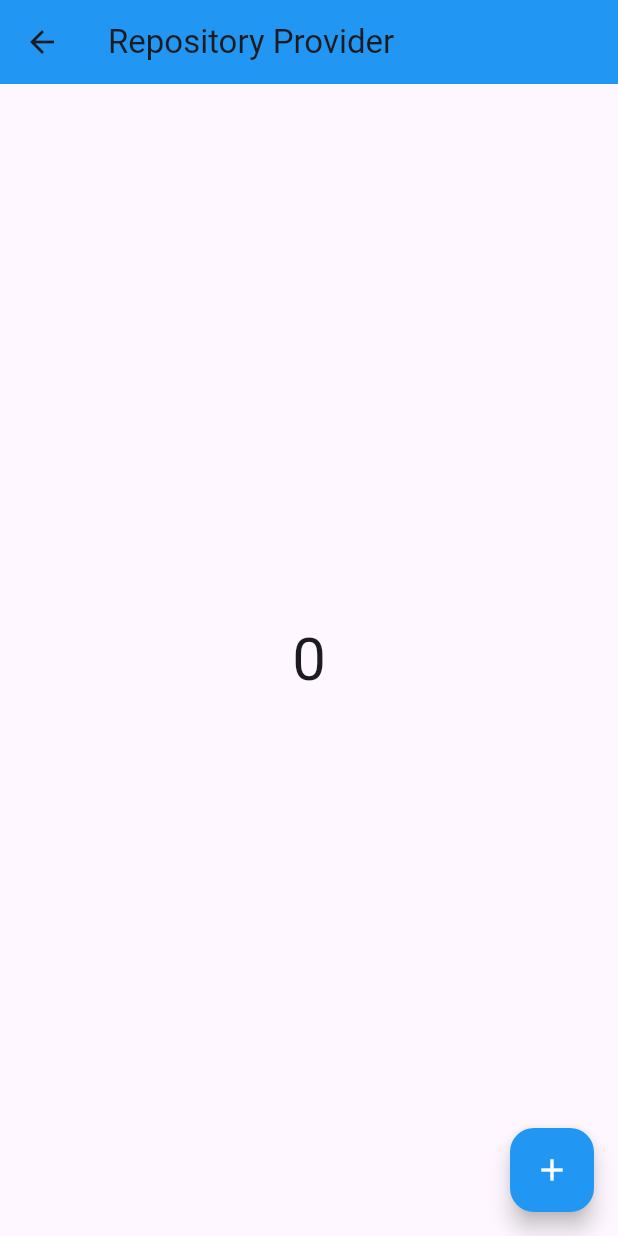
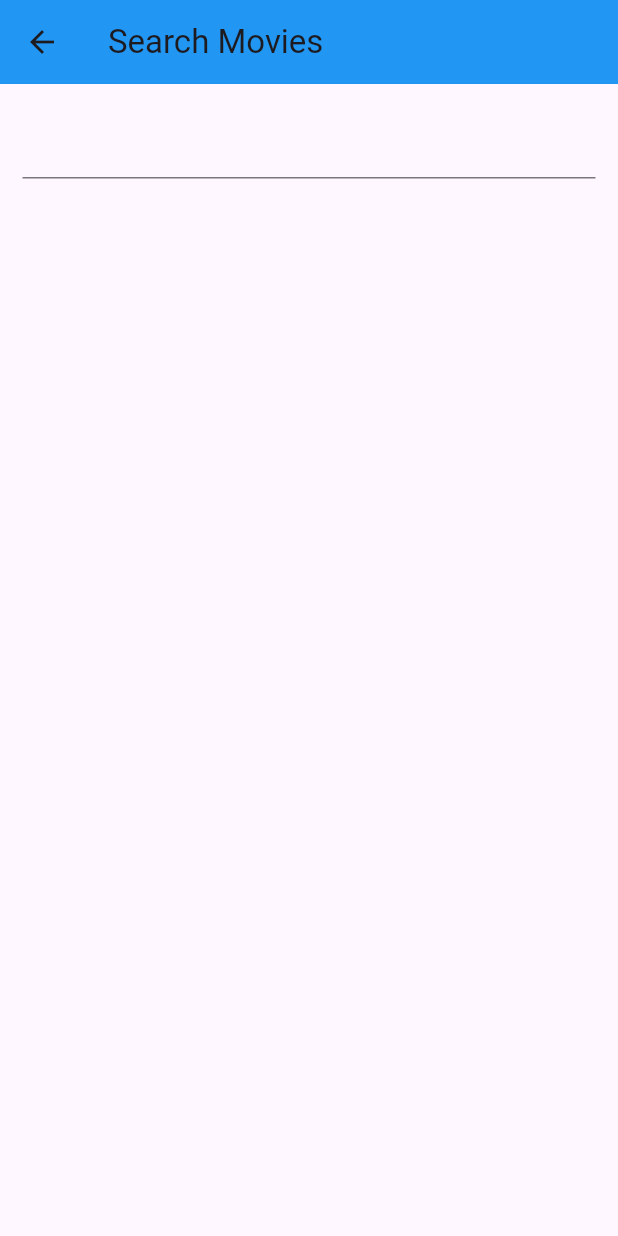
Before and after one commit to ToshevaDurdona1349/Bloc, a Flutter app: the screen it shows after launch, after a tap on "Bloc and Cubit", on a phone screen of 412 x 824 dp. Run offline on Flutter 3.47's test engine with Material 3 defaults, Android fonts, the phone set to English and light mode, and no system bars; our stand-ins replace bloc, bloc_concurrency, equatable, flutter_bloc, logger, rxdart.

Commit message:
Bloc and Cubit ,Concurrency Bloc

```diff
--- /dev/null
+++ b/lib/bloc/bloc_cubit.dart
@@ -0,0 +1,20 @@
+import 'package:bloc/bloc.dart';
+import '../repository/movie_repository.dart';
+import '../service/log_service.dart';
+
+class MovieCubit extends Cubit<List<String>> {
+  MovieRepository movieRepository;
+
+  MovieCubit(this.movieRepository) : super([]);
+
+  void search(String keyword) async {
+    var result = await movieRepository.search(keyword);
+    emit(result);
+  }
+
+  @override
+  void onChange(Change<List<String>> change) {
+    super.onChange(change);
+    LogService.i(change.toString());
+  }
+}
--- /dev/null
+++ b/lib/bloc/movie_bloc.dart
@@ -0,0 +1,42 @@
+import 'package:bloc/bloc.dart';
+import 'package:equatable/equatable.dart';
+import 'package:ngdemo23/service/log_service.dart';
+import 'package:rxdart/rxdart.dart';
+import '../repository/movie_repository.dart';
+
+
+class MovieBloc extends Bloc<SearchMovieEvent, List<String>> {
+  final MovieRepository _movieRepository;
+
+  MovieBloc(this._movieRepository) : super([]) {
+    on<SearchMovieEvent>((event, emit) async {
+      var result = await _movieRepository.search(event.keyword);
+      emit(result);
+    },
+    transformer:(events,mapper)=>events.debounceTime(const Duration(milliseconds: 1000)).flatMap(mapper),
+    );
+  }
+  @override
+  void onChange(Change<List<String>> change) {
+    // TODO: implement onChange
+    super.onChange(change);
+    LogService.i(change.toString());
+  }
+
+  @override
+  void onTransition(Transition<SearchMovieEvent, List<String>> transition) {
+    // TODO: implement onTransition
+    super.onTransition(transition);
+    LogService.i(transition.toString());
+  }
+
+}
+
+class SearchMovieEvent extends Equatable {
+  String keyword;
+
+  SearchMovieEvent(this.keyword);
+
+  @override
+  List<Object?> get props => [];
+}
--- a/lib/pages/home_page.dart
+++ b/lib/pages/home_page.dart
@@ -8,6 +8,8 @@ import 'lesson3/multi_repository_page.dart';
 import 'lesson3/single_repository_page.dart';
 import 'lesson4/bloc_selector_page.dart';
 import 'lesson5/bloc_lisener_page.dart';
+import 'lesson7/movie_page.dart';
+import 'lesson8/currency_page.dart';
 
 class HomePage extends StatefulWidget {
   const HomePage({super.key});
@@ -160,7 +162,7 @@ class _HomePageState extends State<HomePage> {
                   textColor: Colors.white,
                   onPressed: (){
                     Navigator.push(context,MaterialPageRoute(
-                      builder:(_)=>SingleRepositoryPage(),
+                      builder:(_)=>MoviePage(),
                     ),);
                   },
                 ),
@@ -175,7 +177,7 @@ class _HomePageState extends State<HomePage> {
                   textColor: Colors.white,
                   onPressed: (){
                     Navigator.push(context,MaterialPageRoute(
-                      builder:(_)=>SingleRepositoryPage(),
+                      builder:(_)=>ConcurrencyPage(),
                     ),);
                   },
                 ),
--- /dev/null
+++ b/lib/pages/lesson7/movie_page.dart
@@ -0,0 +1,109 @@
+import 'package:flutter/material.dart';
+import 'package:flutter_bloc/flutter_bloc.dart';
+import 'package:ngdemo23/repository/movie_repository.dart';
+import '../../bloc/bloc_cubit.dart';
+import '../../bloc/movie_bloc.dart';
+import '../../service/log_service.dart';
+
+class MoviePage extends StatefulWidget {
+  const MoviePage({super.key});
+
+  @override
+  State<MoviePage> createState() => _MoviePageState();
+}
+
+class _MoviePageState extends State<MoviePage> {
+  @override
+  Widget build(BuildContext context) {
+    return RepositoryProvider(
+      create: (context) => MovieRepository(),
+      child: BlocProvider(
+        //create: (context) => MovieBloc(context.read<MovieRepository>()),
+        create: (context) => MovieCubit(context.read<MovieRepository>()),
+        child: SampleCubitPage(),
+      ),
+    );
+  }
+}
+
+class SampleCubitPage extends StatelessWidget {
+  @override
+  Widget build(BuildContext context) {
+    return Scaffold(
+      appBar: AppBar(
+        backgroundColor: Colors.blue,
+        title: const Text("Search Movies"),
+      ),
+      body: Container(
+        padding: const EdgeInsets.all(15),
+        child: Column(
+          children: [
+            TextField(
+              onChanged: (value) {
+                LogService.i(value);
+                context.read<MovieCubit>().search(value);
+              },
+            ),
+            Expanded(
+              child: BlocBuilder<MovieCubit, List<String>>(
+                builder: (context, state) {
+                  return ListView.separated(
+                    itemBuilder: (context, index) => Padding(
+                      padding: const EdgeInsets.all(10),
+                      child: Text(state[index]),
+                    ),
+                    separatorBuilder: (context, index) => const Divider(
+                      color: Colors.grey,
+                    ),
+                    itemCount: state.length,
+                  );
+                },
+              ),
+            ),
+          ],
+        ),
+      ),
+    );
+  }
+}
+
+class SampleBlocPage extends StatelessWidget {
+  @override
+  Widget build(BuildContext context) {
+    return Scaffold(
+      appBar: AppBar(
+        backgroundColor: Colors.blue,
+        title: const Text("Search Movies"),
+      ),
+      body: Container(
+        padding: const EdgeInsets.all(15),
+        child: Column(
+          children: [
+            TextField(
+              onChanged: (value) {
+                LogService.i(value);
+                context.read<MovieBloc>().add(SearchMovieEvent(value));
+              },
+            ),
+            Expanded(
+              child: BlocBuilder<MovieBloc, List<String>>(
+                builder: (context, state) {
+                  return ListView.separated(
+                    itemBuilder: (context, index) => Padding(
+                      padding: const EdgeInsets.all(10),
+                      child: Text(state[index]),
+                    ),
+                    separatorBuilder: (context, index) => const Divider(
+                      color: Colors.grey,
+                    ),
+                    itemCount: state.length,
+                  );
+                },
+              ),
+            ),
+          ],
+        ),
+      ),
+    );
+  }
+}
--- /dev/null
+++ b/lib/repository/movie_repository.dart
@@ -0,0 +1,184 @@
+class MovieRepository{
+  Future<List<String>>search(String keyword)async{
+    await Future.delayed(Duration(milliseconds: 1000));
+    return searchPreview.where((movie)=>movie.contains(keyword)).toList();
+  }
+  List<String> searchPreview = const [
+  'Man with breasts',
+  'scissors',
+  'To fall',
+  'In the autumn rain umbrella',
+  'The most ordinary love',
+  'Birth of a Family',
+  'lump sugar',
+  'Ganginam',
+  'Treacherous',
+  'Spy',
+  'Spy Lee Cheol-jin',
+  'cold',
+  'Watchers',
+  'Gangnam 1970',
+  'Wife by the River',
+  'power of Gangwondo',
+  'Steel Team: The Iron Bag of National Salvation',
+  'Steel Rain',
+  'Comedian',
+  'War of the Dogs',
+  'The perfect way to steal a dog',
+  'Holy Genealogy',
+  'Turtle Runs',
+  'Into the mirror',
+  'lie',
+  'The Secret of the Architectural Infinite Hexahedron',
+  'Architecture 101',
+  'Walking King',
+  'Girlfriends',
+  'The prosecutors side story',
+  'Black Priests',
+  'Black House',
+  'Laws of the Game',
+  'Winter Woman',
+  'Decisive one shot',
+  'Marriage is crazy',
+  'Marriage Eve',
+  'boundary',
+  'Gyeongseong School: Disappeared Girls',
+  'Go Go 70',
+  'High School Yagae',
+  'Whale Hunting',
+  'Fly Heo Dong-gu',
+  'I am lady number 77',
+  'I am a cat',
+  'I am the king',
+  'Do not forget me',
+  'Butterfly (2001)',
+  'Butterfly (2003)',
+  'My Dictator',
+  'My Love, My Bride (1990)',
+  'My Love, My Bride (2014)',
+  'My Best Villains',
+  'My PS Partner',
+  'Bad Guy',
+  'Bad Boys: The Movie',
+  'Bad guys die (Korea-China collaboration)',
+  'Bad movie',
+  'Bad blood',
+  'Natalie',
+  'Naratmalssami',
+  'Does the Nakdong River flow?',
+  'Man and Woman',
+  'Antarctic Diary',
+  'Brother and Sisters Summer Night',
+  'Confederate Army',
+  'Namyeong-dong 1985',
+  'The King',
+  'The Terror Live',
+  'The Phone',
+  'Princess Deokhye',
+  'Crucible',
+  'Dorihwaga',
+  'Chopping block Ahn Jung-geun',
+  'Thieves',
+  'Do-re-mi-fa-sol-assi-do',
+  'lizard',
+  'Doheeya',
+  'Singular war',
+  'money',
+  'Take the money and run away',
+  'Dont Cry Mommy',
+  'Take the money and run away',
+  'The Taste of Money',
+  'Come back to Busan Port',
+  'Turning kick',
+  'Dream of Stone',
+  'Dolai',
+  'The Marine Who Never Returns',
+  'Mutation',
+  'sympathy',
+  'Tutoring with peers of the same age',
+  'radio star',
+  'Lala',
+  'The Last Godfather',
+  'Turn on the lighter',
+  'Lucky',
+  'Running Man',
+  'Lena',
+  'Red Shoes',
+  'Red Eye',
+  'Wrestler',
+  'Finding Ronnie',
+  'Romans 8:37',
+  'Robot, sound',
+  'Roller Coaster',
+  'Lucid Dream',
+  'Mind...',
+  'My Way',
+  'My Father',
+  'Mapado',
+  'place of meeting',
+  'Late Autumn',
+  'Late Autumn (1982)',
+  'Late Autumn (2011)',
+  'sea anemone',
+  'Malathon',
+  'A cruel story of silence',
+  'Mangwon-dong Satellite',
+  'Wonderful day',
+  'Roaring Currents',
+  'Mandate: A God-given Mission',
+  'Barefoot Gibong',
+  'manhole',
+  'method',
+  'Monopoly',
+  'Moral sense',
+  'Life Risking Love',
+  'Mokpo is a port',
+  'Do a bungee jump',
+  'Crime City',
+  'War on Crime: The Golden Age of Bad Guys',
+  'Queen of Crime',
+  'Reconstruction of crime',
+  'Berlin',
+  'best seller',
+  'veteran',
+  'Counsel',
+  'Sheriff',
+  'Ordinary person',
+  'Masked Moon Lake',
+  'Vengeance is mine',
+  'Multiple blood clots',
+  'Spring Days Are Gone',
+  'Spring, summer, fall, winter and spring',
+  'Battle of Bongo-dong',
+  'Bongi Kim Seon-dal',
+  'Bongja',
+  'Lawsuit for alimony claim by living widow',
+  'Discovery of life',
+  'Western Front',
+  'Antique Western and Oriental Bakery',
+  'Seopyeonje',
+  'Stone Mansion Murder Case',
+  'Sunday Seoul',
+  'Teacher Kim Bong-du',
+  'Snowpiercer',
+  'island. People who disappeared',
+  'Angry Lawyer',
+  'The Second Coming of the Match Girl',
+  'Alice in Sincere Land',
+  'End of century',
+  'Seven Days',
+  'Small princess',
+  'creeps',
+  'Socialphobia',
+  'Minority opinion',
+  'So-euns Knees',
+  'customer',
+  'wish',
+  'Shocking Number 1',
+  'number',
+  'Suspicious Girl',
+  'Susaek Station',
+  'son',
+  'Operation Arhat'
+  ];
+}
--- a/pubspec.yaml
+++ b/pubspec.yaml
@@ -14,6 +14,8 @@ dependencies:
   bloc: ^8.1.0
   flutter_bloc: ^8.1.1
   equatable: ^2.0.5
+  rxdart: ^0.27.7
+  bloc_concurrency: ^0.2.0
 
 dev_dependencies:
   flutter_test:
@@ -23,8 +25,8 @@ flutter:
 
   uses-material-design: true
 
-  # assets:
-  #   - images/a_dot_burr.jpeg
+  assets:
+    - assets/images/
 
   # fonts:
   #   - family: Schyler
```
Also changed, not shown: lib/bloc/concurrency_bloc.dart (added, +50 -0 lines), lib/pages/lesson8/currency_page.dart (added, +77 -0 lines), lib/repository/concurrency_repository.dart (added, +12 -0 lines), pubspec.lock.
